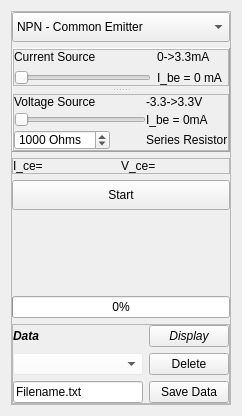
Above: SEEL/templates/transistor.ui from jithinbp/SEELablet before the change. Below: the same form after it.
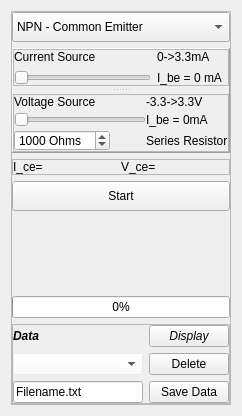
That is the form after the change.

```diff
--- a/SEEL/templates/transistor.ui
+++ b/SEEL/templates/transistor.ui
@@ -22,12 +22,6 @@
   <property name="windowOpacity">
    <double>1.000000000000000</double>
   </property>
-  <property name="styleSheet">
-   <string notr="true">QTextEdit {color: rgb(0, 0, 0);}
-QLineEdit {color: rgb(0, 0, 0);}
-QLineEdit:selected {color: rgb(0, 0, 0);}
-QSpinBox{color: rgb(0, 0, 0);}</string>
-  </property>
   <layout class="QGridLayout" name="gridLayout">
    <item row="0" column="0">
     <widget class="QFrame" name="frame">
```
Left out of the diff: 2 changed lines with no effect on the pictures.
